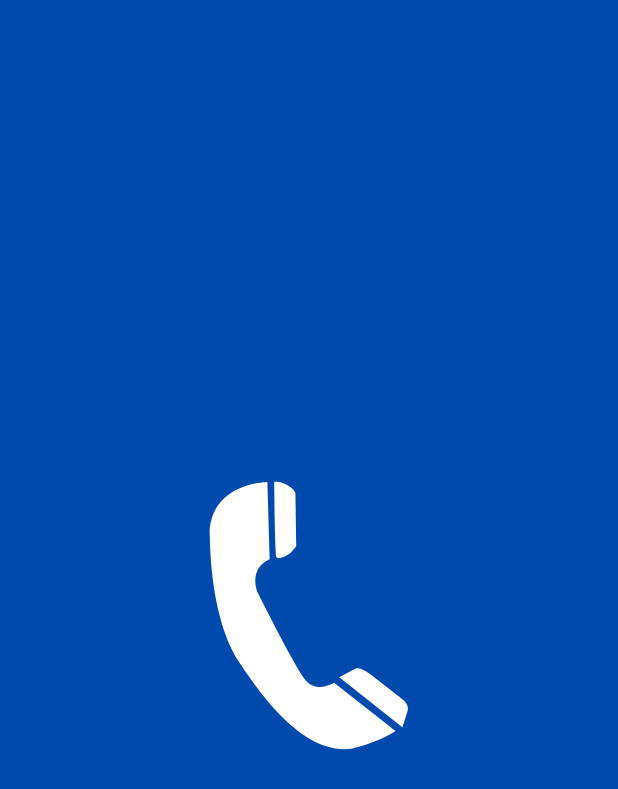
After one commit to Muhammad-Noman59/Contact-Book, an Android app built with Jetpack Compose: the composable NavGraph shown on its own in the app's theme, on a phone screen of 412 x 824 dp. The commit adds this screen. Shown: the top 789 px of the screen. Run offline under Robolectric (Android 15) with nearby library versions, the light colour scheme and no system bars; 1 statement that could not run was skipped.

Commit message:
All done

```diff
--- /dev/null
+++ b/app/src/main/java/com/example/contactbook/navigation/NavGraph.kt
@@ -0,0 +1,36 @@
+package com.example.contactbook.navigation
+
+import androidx.compose.runtime.Composable
+import androidx.navigation.NavHostController
+import androidx.navigation.compose.NavHost
+import androidx.navigation.compose.composable
+import com.example.contactbook.ui_layer.ContactState
+import com.example.contactbook.ui_layer.ContactViewModel
+import com.example.contactbook.ui_layer.Home
+import com.example.contactbook.ui_layer.Splash
+
+
+@Composable
+fun NavGraph(
+    navHostController: NavHostController,
+    viewModel: ContactViewModel,
+    state: ContactState,
+    onEvent: () -> Unit
+) {
+
+    NavHost(navController = navHostController, startDestination = Routes.SPLASH.routes) {
+
+        composable (Routes.SPLASH.routes){
+            Splash(navHostController = navHostController)
+        }
+
+        composable(Routes.HOME.routes){
+            Home(
+                state = state,
+                viewModel = viewModel
+            ) {
+                onEvent()
+            }
+        }
+    }
+}
--- /dev/null
+++ b/app/src/main/java/com/example/contactbook/navigation/Routes.kt
@@ -0,0 +1,8 @@
+package com.example.contactbook.navigation
+
+sealed class Routes (var routes: String){
+
+    object HOME : Routes("HOME")
+
+    object SPLASH : Routes("SPLASH")
+}
--- a/app/src/main/java/com/example/contactbook/ui_layer/MainActivity.kt
+++ b/app/src/main/java/com/example/contactbook/ui_layer/MainActivity.kt
@@ -16,6 +16,8 @@ import androidx.compose.ui.Modifier
 import androidx.compose.ui.graphics.Color
 import androidx.compose.ui.tooling.preview.Preview
 import androidx.hilt.navigation.compose.hiltViewModel
+import androidx.navigation.compose.rememberNavController
+import com.example.contactbook.navigation.NavGraph
 import com.example.contactbook.ui.theme.ContactBookTheme
 import dagger.hilt.android.AndroidEntryPoint
 import dagger.hilt.android.lifecycle.HiltViewModel
@@ -30,6 +32,7 @@ class MainActivity : ComponentActivity() {
 
             val viewModel = hiltViewModel<ContactViewModel>()
             val state = viewModel.state.collectAsState().value
+            val navHostController = rememberNavController()
 
             ContactBookTheme {
                 Scaffold(
@@ -39,7 +42,8 @@ class MainActivity : ComponentActivity() {
                         .background(color = Color.White)
                 ) { innerPadding ->
                     innerPadding
-                    Home(
+                    NavGraph (
+                        navHostController = navHostController,
                         state = state,
                         viewModel = viewModel
                     ) {
--- /dev/null
+++ b/app/src/main/java/com/example/contactbook/ui_layer/Splash.kt
@@ -0,0 +1,48 @@
+package com.example.contactbook.ui_layer
+
+import androidx.compose.foundation.Image
+import androidx.compose.foundation.background
+import androidx.compose.foundation.layout.Arrangement
+import androidx.compose.foundation.layout.Column
+import androidx.compose.foundation.layout.fillMaxSize
+import androidx.compose.foundation.layout.size
+import androidx.compose.runtime.Composable
+import androidx.compose.runtime.LaunchedEffect
+import androidx.compose.ui.Alignment
+import androidx.compose.ui.Modifier
+import androidx.compose.ui.res.painterResource
+import androidx.compose.ui.unit.dp
+import androidx.navigation.NavHostController
+import com.example.contactbook.R
+import com.example.contactbook.navigation.Routes
+import com.example.contactbook.ui.theme.PrimaryColor
+import kotlinx.coroutines.Delay
+import kotlinx.coroutines.delay
+
+
+@Composable
+fun Splash(navHostController: NavHostController) {
+
+
+    Column(
+        modifier = Modifier
+            .fillMaxSize()
+            .background(color = PrimaryColor),
+        horizontalAlignment = Alignment.CenterHorizontally,
+        verticalArrangement = Arrangement.Center
+    ) {
+        Image(
+            painter = painterResource(R.drawable.logo),
+            contentDescription = "Logo",
+            modifier = Modifier.size(300.dp)
+        )
+    }
+
+    LaunchedEffect(key1 = true) {
+
+        delay(3000)
+
+        navHostController.navigate(Routes.HOME.routes)
+    }
+
+}
```
Also changed, not shown: app/build.gradle.kts (+0 -28 lines), app/src/main/java/com/example/contactbook/ui_layer/Home.kt (+44 -14 lines), app/src/main/java/com/example/contactbook/utils/CompressImage.kt (added, +13 -0 lines), app/src/main/java/com/example/contactbook/utils/ProfileImage.kt (renamed from app/src/main/java/com/example/contactbook/components/ProfileImage.kt, +6 -2 lines).
